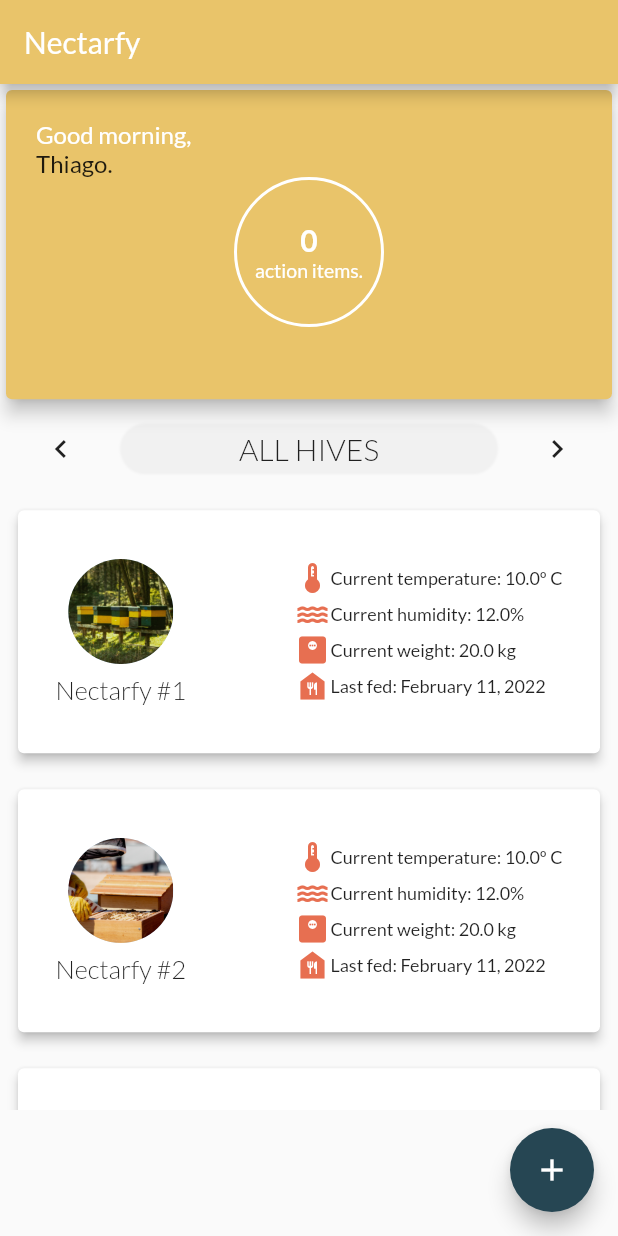
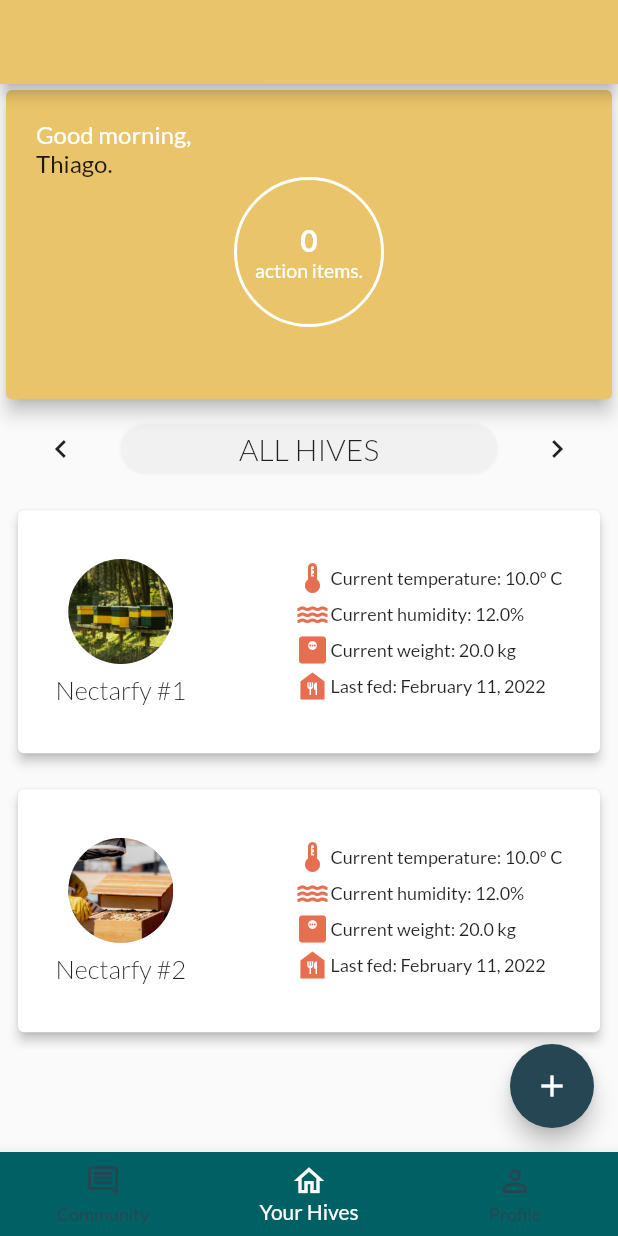
Before and after one commit to leowei31/nectarfy-app, a Flutter app: the screen it shows after launch, on a phone screen of 412 x 824 dp. Run offline on Flutter 3.47's test engine with Material 2 defaults, Android fonts, the phone set to English and light mode, and no system bars.

Commit message:
refactored main, moved scafford to hive_module, added menu bar, next step to add navigation with named routes

```diff
--- a/app/lib/main.dart
+++ b/app/lib/main.dart
@@ -2,8 +2,7 @@ import 'package:flutter/services.dart';
 
 import 'package:flutter/material.dart';
 
-import './views/hive_module.dart';
-import './widgets/hive_module/hive_list/add_hive.dart';
+import './views/menu_bar.dart';
 
 void main() {
   WidgetsFlutterBinding.ensureInitialized();
@@ -27,50 +26,54 @@ class MyApp extends StatelessWidget {
         accentColor: const Color(0xFF264653),
         fontFamily: 'Lato',
       ),
-      home: const MyHomePage(title: 'Nectarfy'),
+      home: const MenuBar(),
+      // initialRoute: '/',
+      // routes: {
+      //   '/': (ctx) => const MenuBar(),
+      // },
     );
   }
 }
 
-class MyHomePage extends StatefulWidget {
-  const MyHomePage({Key? key, required this.title}) : super(key: key);
-  final String title;
+// class MyHomePage extends StatefulWidget {
+//   const MyHomePage({Key? key, required this.title}) : super(key: key);
+//   final String title;
 
-  @override
-  State<MyHomePage> createState() => _MyHomePageState();
-}
+//   @override
+//   State<MyHomePage> createState() => _MyHomePageState();
+// }
 
-class _MyHomePageState extends State<MyHomePage> {
-  void _addHiveHandler(BuildContext context) {
-    showModalBottomSheet(
-        context: context,
-        builder: (_) {
-          return AddHive(callbackFn: tempHandler);
-        });
-  }
+// class _MyHomePageState extends State<MyHomePage> {
+//   void _addHiveHandler(BuildContext context) {
+//     showModalBottomSheet(
+//         context: context,
+//         builder: (_) {
+//           return AddHive(callbackFn: tempHandler);
+//         });
+//   }
 
-  void tempHandler() {
-    return;
-  }
+//   void tempHandler() {
+//     return;
+//   }
 
-  @override
-  Widget build(BuildContext context) {
-    final mediaQuery = MediaQuery.of(context);
-    final appbarHeight = AppBar().preferredSize.height;
-    return Scaffold(
-        appBar: AppBar(
-          title: Text(widget.title),
-          backgroundColor: Theme.of(context).primaryColor,
-        ),
-        body: SizedBox(
-            height: (mediaQuery.size.height -
-                appbarHeight -
-                mediaQuery.padding.top -
-                mediaQuery.padding.bottom),
-            child: const HiveModule()),
-        floatingActionButton: FloatingActionButton(
-          child: const Icon(Icons.add),
-          onPressed: () => _addHiveHandler(context),
-        ));
-  }
-}
+//   @override
+//   Widget build(BuildContext context) {
+//     final mediaQuery = MediaQuery.of(context);
+//     final appbarHeight = AppBar().preferredSize.height;
+//     return Scaffold(
+//         appBar: AppBar(
+//           title: Text(widget.title),
+//           backgroundColor: Theme.of(context).primaryColor,
+//         ),
+//         body: SizedBox(
+//             height: (mediaQuery.size.height -
+//                 appbarHeight -
+//                 mediaQuery.padding.top -
+//                 mediaQuery.padding.bottom),
+//             child: const HiveModule()),
+//         floatingActionButton: FloatingActionButton(
+//           child: const Icon(Icons.add),
+//           onPressed: () => _addHiveHandler(context),
+//         ));
+//   }
+// }
--- /dev/null
+++ b/app/lib/views/community_module.dart
@@ -0,0 +1,15 @@
+import 'package:flutter/material.dart';
+
+class CommunityModule extends StatelessWidget {
+  const CommunityModule({Key? key}) : super(key: key);
+
+  @override
+  Widget build(BuildContext context) {
+    return Scaffold(
+      appBar: AppBar(
+        backgroundColor: Theme.of(context).primaryColor,
+      ),
+      body: const Text("Community"),
+    );
+  }
+}
--- a/app/lib/views/hive_module.dart
+++ b/app/lib/views/hive_module.dart
@@ -5,6 +5,7 @@ import '../widgets/hive_module/hive_list/hive_list.dart';
 import '../widgets/hive_module/hive_list/hive_list_controller.dart';
 import '../model/hive.dart';
 import '../model/action_item.dart';
+import '../widgets/hive_module/hive_list/add_hive.dart';
 
 class HiveModule extends StatefulWidget {
   const HiveModule({Key? key}) : super(key: key);
@@ -14,6 +15,18 @@ class HiveModule extends StatefulWidget {
 }
 
 class _HiveModuleState extends State<HiveModule> {
+  void _addHiveHandler(BuildContext context) {
+    showModalBottomSheet(
+        context: context,
+        builder: (_) {
+          return AddHive(callbackFn: tempHandler);
+        });
+  }
+
+  void tempHandler() {
+    return;
+  }
+
   bool allHives = true;
 
   final List<Hive> hives = [
@@ -76,10 +89,21 @@ class _HiveModuleState extends State<HiveModule> {
 
   @override
   Widget build(BuildContext context) {
-    return LayoutBuilder(builder: (ctx, constraints) {
-      return Column(
+    final mediaQuery = MediaQuery.of(context);
+    final appbarHeight = AppBar().preferredSize.height;
+    return Scaffold(
+        appBar: AppBar(
+          backgroundColor: Theme.of(context).primaryColor,
+        ),
+        body: SizedBox(
+            height: (mediaQuery.size.height -
+                appbarHeight -
+                mediaQuery.padding.top -
+                mediaQuery.padding.bottom),
+            child: Column(
               children: <Widget>[
-          WelcomeDashboard(name: 'Thiago', numOfActions: actionList.length),
+                WelcomeDashboard(
+                    name: 'Thiago', numOfActions: actionList.length),
                 HiveListController(
                     allHives: allHives, callbackFn: changeCategoryHandler),
                 HiveList(
@@ -88,7 +112,10 @@ class _HiveModuleState extends State<HiveModule> {
                   allHives: allHives,
                 ),
               ],
-      );
-    });
+            )),
+        floatingActionButton: FloatingActionButton(
+          child: const Icon(Icons.add),
+          onPressed: () => _addHiveHandler(context),
+        ));
   }
 }
--- a/app/lib/views/menu_bar.dart
+++ b/app/lib/views/menu_bar.dart
@@ -0,0 +1,67 @@
+import "package:flutter/material.dart";
+import './hive_module.dart';
+import './community_module.dart';
+
+class MenuBar extends StatefulWidget {
+  const MenuBar({Key? key}) : super(key: key);
+
+  @override
+  _MenuBarState createState() => _MenuBarState();
+}
+
+class _MenuBarState extends State<MenuBar> {
+  final List<Map<String, Object>> _pages = const [
+    {
+      'page': CommunityModule(),
+      'title': 'The Community',
+    },
+    {
+      'page': HiveModule(),
+      'title': 'Your Hive',
+    },
+    {
+      'page': CommunityModule(),
+      'title': 'Profile',
+    }
+  ];
+
+  int _selectedPageIndex = 1;
+
+  void _selectPage(int index) {
+    setState(() {
+      _selectedPageIndex = index;
+    });
+  }
+
+  @override
+  Widget build(BuildContext context) {
+    return Scaffold(
+      body: _pages[_selectedPageIndex]['page'] as Widget,
+      bottomNavigationBar: BottomNavigationBar(
+        onTap: _selectPage,
+        backgroundColor: Colors.cyan[900],
+        unselectedItemColor: Theme.of(context).accentColor,
+        selectedItemColor: Colors.white,
+        currentIndex: _selectedPageIndex,
+        // type: BottomNavigationBarType.shifting,
+        items: const [
+          BottomNavigationBarItem(
+            // backgroundColor: Theme.of(context).primaryColor,
+            icon: Icon(Icons.insert_comment_outlined),
+            label: 'Community',
+          ),
+          BottomNavigationBarItem(
+            // backgroundColor: Theme.of(context).primaryColor,
+            icon: Icon(Icons.home_outlined),
+            label: 'Your Hives',
+          ),
+          BottomNavigationBarItem(
+            // backgroundColor: Theme.of(context).primaryColor,
+            icon: Icon(Icons.person_outline),
+            label: 'Profile',
+          )
+        ],
+      ),
+    );
+  }
+}
--- a/app/lib/widgets/hive_module/hive_list/hive_list.dart
+++ b/app/lib/widgets/hive_module/hive_list/hive_list.dart
@@ -29,7 +29,7 @@ class HiveList extends StatelessWidget {
                 ],
               )
             : SizedBox(
-                height: mediaQuery.size.height * 0.5,
+                height: mediaQuery.size.height * 0.45,
                 width: double.infinity,
                 child: ListView.builder(
                   itemBuilder: (ctx, i) {
```
Lines whose indentation alone changed are shown as unchanged.
